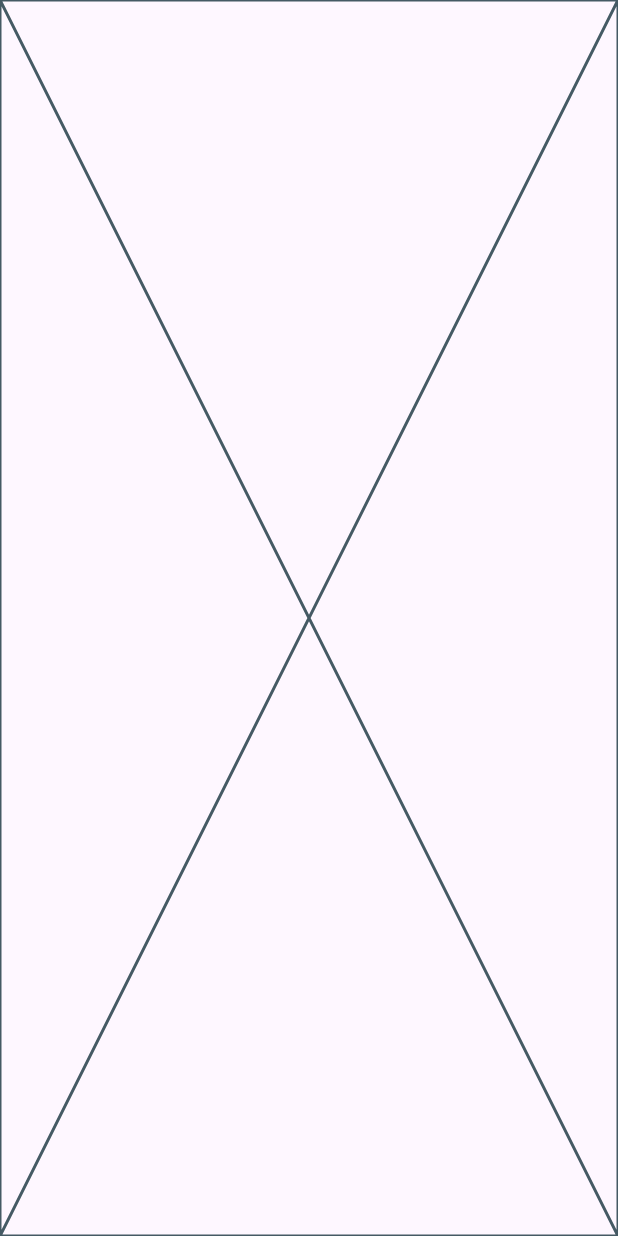
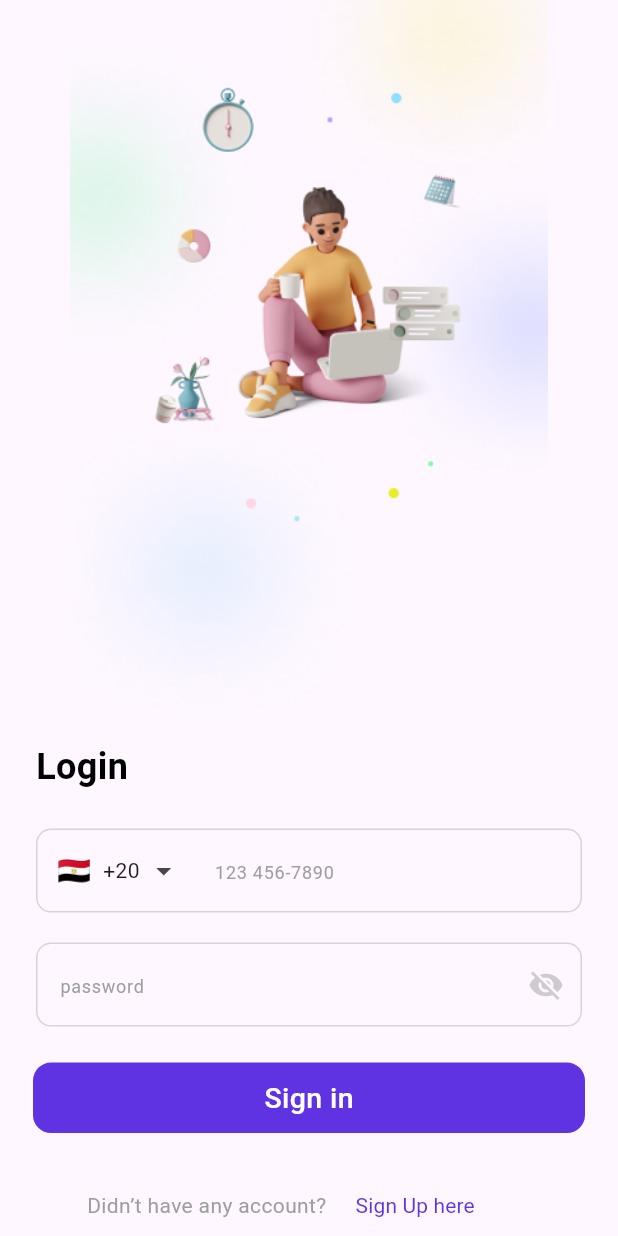
Before and after one commit to amrnooour/todo_task_app, a Flutter app: the Signin screen opened by its route, on a phone screen of 412 x 824 dp. Run offline on Flutter 3.47's test engine with Material 3 defaults, Android fonts, the phone set to English and light mode, and no system bars; drawn by our look-alikes of intl_phone_field; our stand-ins replace flutter_bloc, go_router.

Commit message:
finish ui of sign in

```diff
--- a/lib/core/router/app_router.dart
+++ b/lib/core/router/app_router.dart
@@ -1,9 +1,20 @@
+import 'package:flutter_bloc/flutter_bloc.dart';
 import 'package:go_router/go_router.dart';
 import 'package:todo_app/core/router/routes_name.dart';
+import 'package:todo_app/features/auth/signin/presentation/cubit/signin_cubit.dart';
 import 'package:todo_app/features/auth/signin/presentation/views/signin.dart';
+import 'package:todo_app/features/auth/signup/presentation/views/signup.dart';
+import 'package:todo_app/features/onboarding/views/onboarding.dart';
 import 'package:todo_app/features/splash/splash.dart';
 
 final GoRouter router = GoRouter(routes: [
   GoRoute(path: "/" , builder: (context, state) => const Splash(),),
-  GoRoute(path: RoutesName.signinRoute , builder: (context, state) => const Signin(),)
+  GoRoute(path: RoutesName.signinRoute , builder: (context, state) =>
+  BlocProvider(
+    create: (context) => SigninCubit(),
+    child: const Signin()),),
+  GoRoute(path: RoutesName.onboardingRoute , builder: (context, state) => const Onboarding(),),
+  GoRoute(path: RoutesName.signupRoute , builder: (context, state) => const Signup(),),
+
+
 ]);
--- a/lib/core/router/routes_name.dart
+++ b/lib/core/router/routes_name.dart
@@ -1,3 +1,7 @@
 abstract class RoutesName {
   static const signinRoute = "/Signin";
+  static const onboardingRoute = "/onboarding";
+  static const signupRoute = "/Signup";
+
+
 }
--- /dev/null
+++ b/lib/core/shared_widget/custom_button.dart
@@ -0,0 +1,25 @@
+import 'package:flutter/material.dart';
+import 'package:todo_app/core/theme/app_colors.dart';
+
+class CustomButton extends StatelessWidget {
+  final Widget widget;
+  final void Function()? onTap;
+  const CustomButton({super.key, required this.widget, this.onTap});
+
+  @override
+  Widget build(BuildContext context) {
+    return Padding(
+      padding: const EdgeInsets.symmetric(horizontal: 22),
+      child: Container(
+        decoration: const BoxDecoration(color: AppColors.primaryColor,
+        borderRadius: BorderRadius.all(Radius.circular(12))),
+        child: Padding(
+          padding: const EdgeInsets.symmetric(vertical: 10),
+          child: GestureDetector(
+            onTap: onTap,
+            child: Center(child: widget)),
+        ),
+      ),
+    );
+  }
+}
--- /dev/null
+++ b/lib/core/shared_widget/custom_image.dart
@@ -0,0 +1,13 @@
+import 'package:flutter/material.dart';
+import 'package:todo_app/core/constants/app_assets.dart';
+
+class CustomImage extends StatelessWidget {
+  const CustomImage({super.key});
+
+  @override
+  Widget build(BuildContext context) {
+    double height = MediaQuery.of(context).size.height;
+    double width = MediaQuery.of(context).size.width;
+    return Image.asset(AppAssets.loginImage,height: height*0.6,width: width);
+  }
+}
--- /dev/null
+++ b/lib/core/theme/app_styles.dart
@@ -0,0 +1,11 @@
+import 'package:flutter/material.dart';
+
+abstract class AppStyles {
+  static const blackSize24Weight700 =
+  TextStyle(color: Colors.black,fontWeight: FontWeight.w700,fontSize: 24);
+  static const blackSize14Weight400 =
+  TextStyle(color: Color(0xff6E6A7C),fontWeight: FontWeight.w400,fontSize: 14);
+  static const whiteSize19Weight700 =
+  TextStyle(color: Colors.white,fontWeight: FontWeight.w500,fontSize: 19);
+
+}
--- /dev/null
+++ b/lib/features/auth/signin/presentation/cubit/signin_cubit.dart
@@ -0,0 +1,14 @@
+import 'package:flutter_bloc/flutter_bloc.dart';
+import 'package:todo_app/features/auth/signin/presentation/cubit/signin_states.dart';
+
+class SigninCubit extends Cubit<SigninStates>{
+  SigninCubit() : super(IinitialSignin());
+
+  bool obscureText = true;
+
+  changeObsecurePassword(){
+    obscureText = !obscureText;
+    emit(IsObsecure());
+  }
+
+}
--- /dev/null
+++ b/lib/features/auth/signin/presentation/cubit/signin_states.dart
@@ -0,0 +1,3 @@
+abstract class SigninStates {}
+class IsObsecure extends SigninStates{}
+class IinitialSignin extends SigninStates{}
--- /dev/null
+++ b/lib/features/auth/signin/presentation/views/widgets/custom_phone_text_field.dart
@@ -0,0 +1,40 @@
+import 'package:flutter/material.dart';
+import 'package:intl_phone_field/intl_phone_field.dart';
+import 'package:intl_phone_field/phone_number.dart';
+
+class CustomPhoneTextField extends StatelessWidget {
+  final TextEditingController? controller;
+  final void Function(PhoneNumber)? onChanged;
+  const CustomPhoneTextField({super.key, this.controller, this.onChanged});
+
+  @override
+  Widget build(BuildContext context) {
+    return Padding(
+      padding: const EdgeInsets.symmetric(horizontal: 24),
+      child: IntlPhoneField(
+        controller: controller,
+        onChanged: onChanged,
+        autovalidateMode: AutovalidateMode.disabled,
+        decoration: InputDecoration(
+          hintText: "123 456-7890",
+          hintStyle: const TextStyle(color: Colors.grey,fontSize: 12),
+          counterText: "",
+          border: buildBorder(),
+          enabledBorder: buildBorder(),
+          focusedBorder: buildBorder()
+        ),
+        initialCountryCode: "EG",
+        languageCode: "Eg",
+        flagsButtonMargin: const EdgeInsets.symmetric(horizontal: 10),
+        dropdownIconPosition: IconPosition.trailing,
+      ),
+    );
+  }
+
+  OutlineInputBorder buildBorder(){
+    return OutlineInputBorder(
+      borderRadius: BorderRadius.circular(10),
+      borderSide: BorderSide(
+        color: Colors.grey.withOpacity(.4)));
+  }
+}
--- /dev/null
+++ b/lib/features/auth/signin/presentation/views/widgets/custom_text_field.dart
@@ -0,0 +1,38 @@
+import 'package:flutter/material.dart';
+
+class CustomTextField extends StatelessWidget {
+  final String hint;
+  final Widget? suffixIcon;
+  final TextEditingController? controller;
+  final String? Function(String?)? validator;
+  final bool obscureText;
+  const CustomTextField({super.key, required this.hint, this.suffixIcon, this.controller,
+   this.validator,this.obscureText = false});
+
+  @override
+  Widget build(BuildContext context) {
+    return Padding(
+      padding: const EdgeInsets.symmetric(horizontal: 24),
+      child: TextFormField(
+        decoration: InputDecoration(
+            hintText: hint,
+            hintStyle: const TextStyle(color: Colors.grey,fontSize: 12),
+            suffixIcon: suffixIcon,
+            suffixIconColor: Colors.grey.withOpacity(.5),
+            border: buildBorder(),
+            enabledBorder: buildBorder(),
+            focusedBorder: buildBorder()
+          ),
+          obscureText: obscureText,
+          controller: controller,
+          validator: validator,
+      ),
+    );
+  }
+  OutlineInputBorder buildBorder(){
+    return OutlineInputBorder(
+      borderRadius: BorderRadius.circular(10),
+      borderSide: BorderSide(
+        color: Colors.grey.withOpacity(.4)));
+  }
+}
--- /dev/null
+++ b/lib/features/auth/signin/presentation/views/widgets/donot_have_an_account.dart
@@ -0,0 +1,24 @@
+import 'package:flutter/material.dart';
+import 'package:todo_app/core/router/navigation.dart';
+import 'package:todo_app/core/router/routes_name.dart';
+import 'package:todo_app/core/theme/app_colors.dart';
+import 'package:todo_app/core/theme/app_styles.dart';
+
+class DonotHaveAnAccount extends StatelessWidget {
+  const DonotHaveAnAccount({super.key,});
+
+  @override
+  Widget build(BuildContext context) {
+    return Padding(
+      padding: const EdgeInsets.symmetric(horizontal: 58),
+      child: Row(children: [
+        Text("Didn’t have any account?  ",
+        style: AppStyles.blackSize14Weight400.copyWith(color: Colors.grey),),
+        TextButton(onPressed: (){
+          customNavigation(context, RoutesName.signupRoute);
+        }, child: Text("Sign Up here",
+        style: AppStyles.blackSize14Weight400.copyWith(color: AppColors.primaryColor),))
+      ],),
+    );
+  }
+}
--- /dev/null
+++ b/lib/features/auth/signin/presentation/views/widgets/password_text_field.dart
@@ -0,0 +1,38 @@
+import 'package:flutter/material.dart';
+import 'package:flutter_bloc/flutter_bloc.dart';
+import 'package:todo_app/features/auth/signin/presentation/cubit/signin_cubit.dart';
+import 'package:todo_app/features/auth/signin/presentation/cubit/signin_states.dart';
+import 'package:todo_app/features/auth/signin/presentation/views/widgets/custom_text_field.dart';
+
+class PasswordTextField extends StatelessWidget {
+  final TextEditingController? controller;
+  const PasswordTextField({super.key, this.controller});
+
+  @override
+  Widget build(BuildContext context) {
+    return BlocBuilder<SigninCubit,SigninStates>(
+      builder: (context, state) {
+        SigninCubit cubit = context.read();
+        return CustomTextField(
+        hint: "password",
+        controller: controller,
+        obscureText: cubit.obscureText,
+        validator: (value) {
+          if (value == null || value.isEmpty) {
+              return 'Please enter a password';
+            } else if (value.length < 6) {
+              return 'Password must be at least 6 characters';
+            }
+            return null;
+        },
+        suffixIcon: IconButton(
+          onPressed: (){
+             cubit.changeObsecurePassword();
+          },
+          icon: Icon(cubit.obscureText?Icons.visibility_off:Icons.visibility),
+        )
+        );
+      },
+    );
+  }
+}
--- a/lib/features/auth/signin/presentation/views/widgets/signin_body.dart
+++ b/lib/features/auth/signin/presentation/views/widgets/signin_body.dart
@@ -1,10 +1,35 @@
 import 'package:flutter/material.dart';
+import 'package:todo_app/core/shared_widget/custom_button.dart';
+import 'package:todo_app/core/shared_widget/custom_image.dart';
+import 'package:todo_app/core/theme/app_styles.dart';
+import 'package:todo_app/features/auth/signin/presentation/views/widgets/custom_phone_text_field.dart';
+import 'package:todo_app/features/auth/signin/presentation/views/widgets/donot_have_an_account.dart';
+import 'package:todo_app/features/auth/signin/presentation/views/widgets/password_text_field.dart';
 
 class SigninBody extends StatelessWidget {
   const SigninBody({super.key});
 
   @override
   Widget build(BuildContext context) {
-    return const Placeholder();
+    return SingleChildScrollView(
+      child: Column(
+        crossAxisAlignment: CrossAxisAlignment.start,
+        children: [
+          const CustomImage(),
+          const Padding(
+            padding: EdgeInsets.symmetric(horizontal: 24),
+            child: Text("Login",style: AppStyles.blackSize24Weight700),
+          ),
+          const SizedBox(height: 24,),
+          const CustomPhoneTextField(),
+          const SizedBox(height: 20,),
+          PasswordTextField(),
+          const SizedBox(height: 24,),
+          const CustomButton(widget: Text("Sign in",style: AppStyles.whiteSize19Weight700,)),
+          const SizedBox(height: 24,),
+          const DonotHaveAnAccount()
+        ],
+      ),
+    );
   }
 }
--- /dev/null
+++ b/lib/features/auth/signup/presentation/views/signup.dart
@@ -0,0 +1,13 @@
+import 'package:flutter/material.dart';
+import 'package:todo_app/features/auth/signup/presentation/views/signup_body.dart';
+
+class Signup extends StatelessWidget {
+  const Signup({super.key});
+
+  @override
+  Widget build(BuildContext context) {
+    return const Scaffold(
+      body: SignupBody(),
+    );
+  }
+}
--- /dev/null
+++ b/lib/features/auth/signup/presentation/views/signup_body.dart
@@ -0,0 +1,10 @@
+import 'package:flutter/material.dart';
+
+class SignupBody extends StatelessWidget {
+  const SignupBody({super.key});
+
+  @override
+  Widget build(BuildContext context) {
+    return const Placeholder();
+  }
+}
--- /dev/null
+++ b/lib/features/onboarding/views/onboarding.dart
@@ -0,0 +1,13 @@
+import 'package:flutter/material.dart';
+import 'package:todo_app/features/onboarding/views/widgets/onboarding_body.dart';
+
+class Onboarding extends StatelessWidget {
+  const Onboarding({super.key});
+
+  @override
+  Widget build(BuildContext context) {
+    return const Scaffold(
+      body: OnboardingBody(),
+    );
+  }
+}
--- /dev/null
+++ b/lib/features/onboarding/views/widgets/onboarding_body.dart
@@ -0,0 +1,41 @@
+import 'package:flutter/material.dart';
+import 'package:todo_app/core/constants/app_assets.dart';
+import 'package:todo_app/core/router/navigation.dart';
+import 'package:todo_app/core/router/routes_name.dart';
+import 'package:todo_app/core/shared_widget/custom_button.dart';
+import 'package:todo_app/core/shared_widget/custom_image.dart';
+import 'package:todo_app/core/theme/app_styles.dart';
+
+class OnboardingBody extends StatelessWidget {
+  const OnboardingBody({super.key});
+
+  @override
+  Widget build(BuildContext context) {
+    return  SingleChildScrollView(
+      child: Column(
+        children: [
+          const SizedBox(height: 15,),
+          const CustomImage(),
+          const SizedBox(height: 24,),
+          const Text("Task Management &",style: AppStyles.blackSize24Weight700,),
+          const Text("To-Do List",style: AppStyles.blackSize24Weight700,),
+          const SizedBox(height: 16,),
+          const Text("This productive tool is designed to help\n you better manage your task\n project-wise conveniently!",
+          style: AppStyles.blackSize14Weight400,textAlign: TextAlign.center,),
+          const SizedBox(height: 32,),
+          CustomButton(
+            onTap: (){
+              customReplacementNavigation(context, RoutesName.signinRoute);
+            },
+            widget: Row(
+            mainAxisAlignment: MainAxisAlignment.center,
+            children: [
+            const Text("Let’s Start",style: AppStyles.whiteSize19Weight700,),
+            const SizedBox(width: 8,),
+            Image.asset(AppAssets.startIcon)
+          ],))
+        ],
+      ),
+    );
+  }
+}
--- a/lib/features/splash/splash.dart
+++ b/lib/features/splash/splash.dart
@@ -27,7 +27,7 @@ class _SplashState extends State<Splash> {
 
   navigateToLogin(){
     Future.delayed(const Duration(seconds: 3),(){
-      customReplacementNavigation(context, RoutesName.signinRoute);
+      customReplacementNavigation(context, RoutesName.onboardingRoute);
     });
   }
 }
--- a/pubspec.yaml
+++ b/pubspec.yaml
@@ -36,6 +36,10 @@ dependencies:
   # Use with the CupertinoIcons class for iOS style icons.
   cupertino_icons: ^1.0.8
   go_router: ^14.6.2
+  get_it: ^8.0.3
+  flutter_bloc: ^8.1.6
+  http: ^1.2.2
+  intl_phone_field: ^3.2.0
 
 dev_dependencies:
   flutter_test:
```
Also changed, not shown: pubspec.lock.
